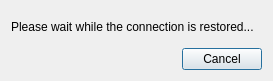
Qt form client/src/ui/dialogs/reconnect_info_dialog.ui (networkoptix/nx_open) before a commit.
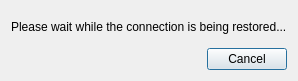
The same form after that commit.

Patch:
```diff
--- a/client/src/ui/dialogs/reconnect_info_dialog.ui
+++ b/client/src/ui/dialogs/reconnect_info_dialog.ui
@@ -23,7 +23,7 @@
    <item>
     <widget class="QLabel" name="label">
      <property name="text">
-      <string>Please wait while the connection is restored...</string>
+      <string>Please wait while the connection is being restored...</string>
      </property>
     </widget>
    </item>
```
